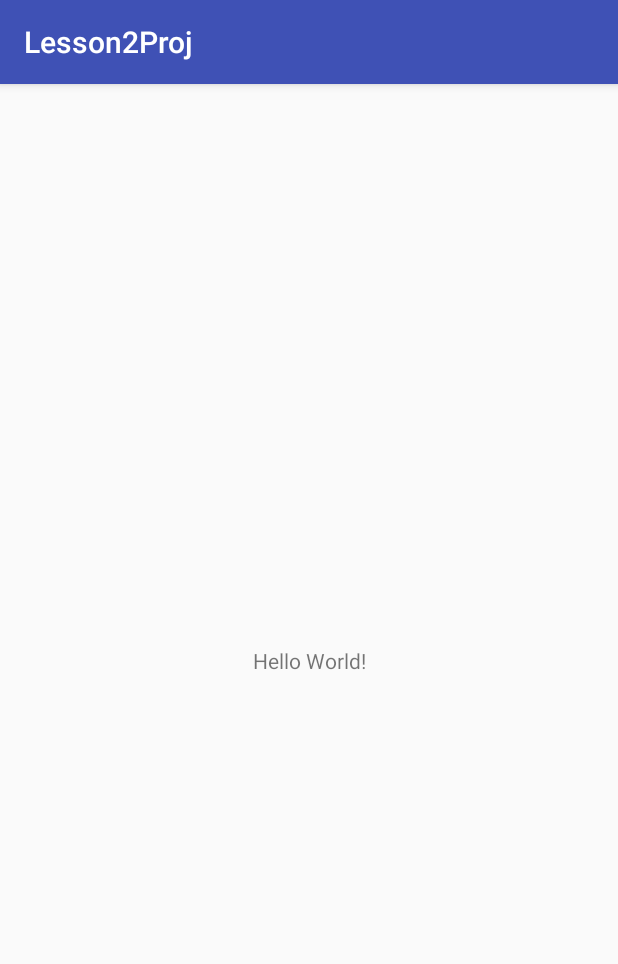
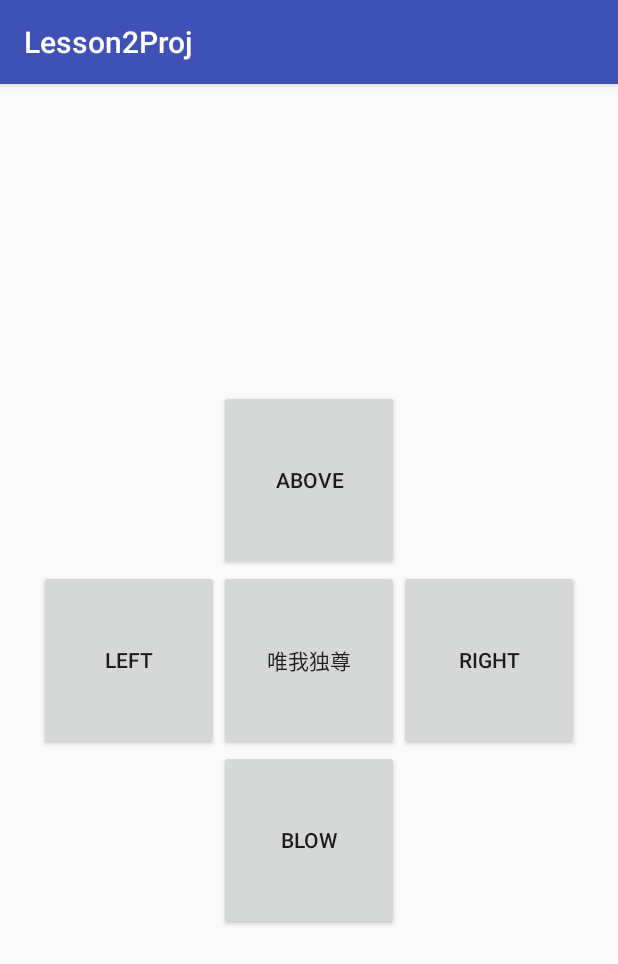
Before and after one commit to djy9809/Lesson2Proj, an Android app: the screen it shows after launch (MainActivity), on a phone screen of 412 x 824 dp. Shown: the top 964 px of the screen. Run offline under Robolectric (Android 15) with nearby library versions, the phone set to English and light mode, and no system bars.

Commit message:
1、完善某些代码

```diff
--- a/app/src/main/java/com/example/djy/lesson2proj/MainActivity.java
+++ b/app/src/main/java/com/example/djy/lesson2proj/MainActivity.java
@@ -1,13 +1,30 @@
 package com.example.djy.lesson2proj;
 
+import android.support.annotation.IdRes;
 import android.support.v7.app.AppCompatActivity;
 import android.os.Bundle;
+import android.view.View;
+import android.widget.Button;
+import android.widget.EditText;
+import android.widget.TextView;
+import android.widget.Toast;
 
 public class MainActivity extends AppCompatActivity {
+
+    private Button button;//先声明
+    private EditText et_input;
 
     @Override
     protected void onCreate(Bundle savedInstanceState) {
         super.onCreate(savedInstanceState);
         setContentView(R.layout.activity_main);
+        button=(Button)findViewById(R.id.center);
+        button.setOnClickListener(new View.OnClickListener() {
+            @Override
+            public void onClick(View view) {
+                Toast.makeText(MainActivity.this, "This is a text toast", Toast.LENGTH_SHORT).show();
+            }
+        });
+
     }
 }
--- a/app/src/main/res/layout/activity_main.xml
+++ b/app/src/main/res/layout/activity_main.xml
@@ -1,18 +1,45 @@
 <?xml version="1.0" encoding="utf-8"?>
-<android.support.constraint.ConstraintLayout xmlns:android="http://schemas.android.com/apk/res/android"
+<RelativeLayout xmlns:android="http://schemas.android.com/apk/res/android"
     xmlns:app="http://schemas.android.com/apk/res-auto"
     xmlns:tools="http://schemas.android.com/tools"
     android:layout_width="match_parent"
     android:layout_height="match_parent"
     tools:context="com.example.djy.lesson2proj.MainActivity">
 
-    <TextView
-        android:layout_width="wrap_content"
-        android:layout_height="wrap_content"
-        android:text="Hello World!"
-        app:layout_constraintBottom_toBottomOf="parent"
-        app:layout_constraintLeft_toLeftOf="parent"
-        app:layout_constraintRight_toRightOf="parent"
-        app:layout_constraintTop_toTopOf="parent" />
+    <Button
+        android:id="@+id/center"
+        android:layout_width="120dp"
+        android:layout_height="120dp"
+        android:layout_centerInParent="true"
+        android:text="唯我独尊"
+        />
+    <Button
+        android:layout_width="120dp"
+        android:layout_height="120dp"
+        android:layout_toLeftOf="@id/center"
+        android:text="Left"
+        android:layout_centerVertical="true"
+        />
+    <Button
+        android:layout_width="120dp"
+        android:layout_height="120dp"
+        android:layout_toRightOf="@id/center"
+        android:text="Right"
+        android:layout_centerVertical="true"
+        />
+    <Button
+        android:layout_width="120dp"
+        android:layout_height="120dp"
+        android:layout_above="@id/center"
+        android:text="Above"
+        android:layout_centerHorizontal="true"
+        />
+    <Button
+        android:layout_width="120dp"
+        android:layout_height="120dp"
+        android:layout_below="@id/center"
+        android:text="Blow"
+        android:layout_centerHorizontal="true"
+        />
 
-</android.support.constraint.ConstraintLayout>
+</RelativeLayout>
```
Also changed, not shown: app/src/main/res/layout/test.xml (added, +30 -0 lines).
